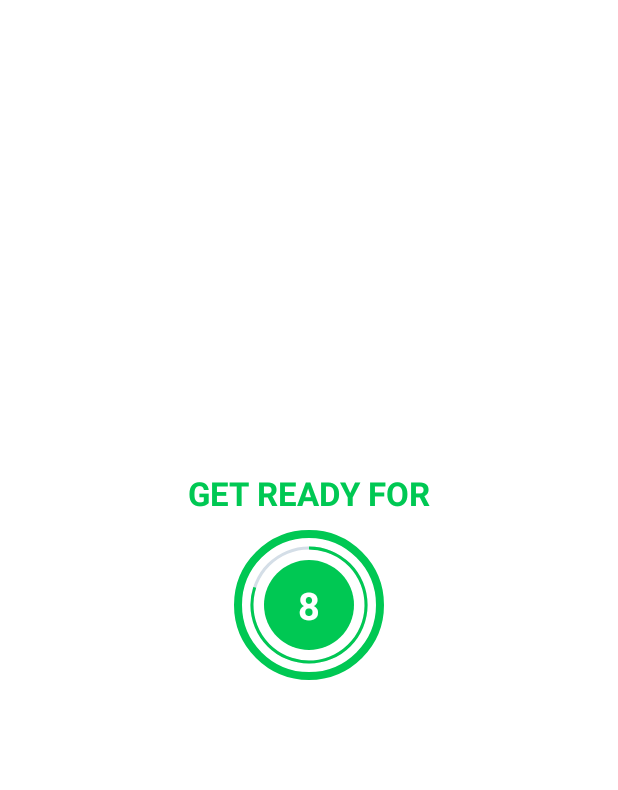
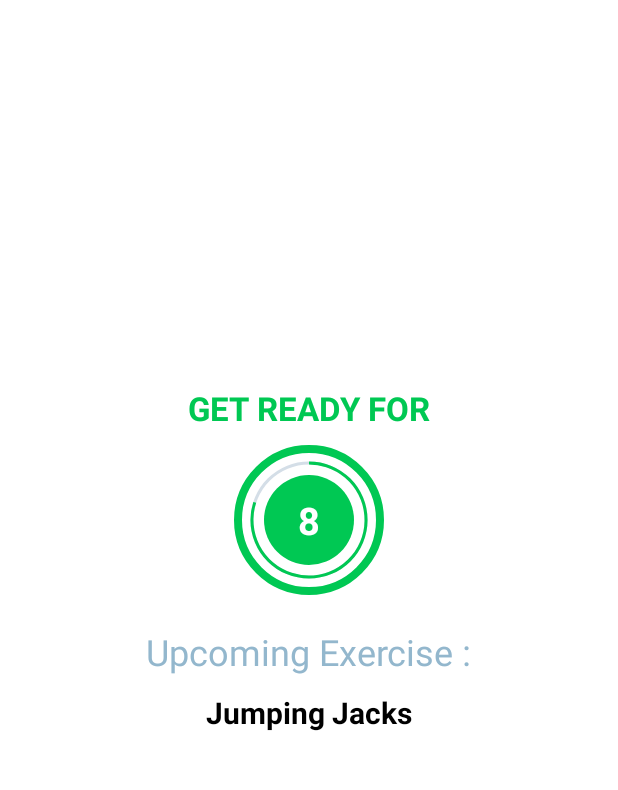
Before and after one commit to Siddharth-sing/Healthy-Ways, an Android app: the ExerciseActivity screen opened directly, with no data from a screen before it, on a phone screen of 412 x 824 dp, the part 84-874 px from its top. Run offline under Robolectric (Android 15) with nearby library versions, the light colour scheme and no system bars.

Commit message:
Adding the upcoming exercise in the RestView

```diff
--- a/app/src/main/java/com/siddharthsinghbaghel/healthyways/ExerciseActivity.kt
+++ b/app/src/main/java/com/siddharthsinghbaghel/healthyways/ExerciseActivity.kt
@@ -10,99 +10,163 @@ import kotlinx.android.synthetic.main.activity_exercise.*
 class ExerciseActivity : AppCompatActivity() {
 
     private var restTimer: CountDownTimer? = null
+    private var restProgress = 0
+
     private var exerciseTimer: CountDownTimer? = null
-    private var restProgress = 0
     private var exerciseProgress = 0
 
     private var exerciseList: ArrayList<ExerciseModel>? = null
     private var currentExercisePosition = -1
 
-
     override fun onCreate(savedInstanceState: Bundle?) {
         super.onCreate(savedInstanceState)
         setContentView(R.layout.activity_exercise)
+
         setSupportActionBar(toolbar_exercise_activity)
-
-        val actionBar = supportActionBar
-        if(actionBar != null) {
-            actionBar.setDisplayHomeAsUpEnabled(true)
-        }
+        supportActionBar?.setDisplayHomeAsUpEnabled(true)
         toolbar_exercise_activity.setNavigationOnClickListener {
             onBackPressed()
         }
 
-        setUpRestView()
-
         exerciseList = Constants.defaultExerciseList()
 
+        setupRestView()
     }
 
-    override fun onDestroy() {
-        if(restTimer != null)
-        {
+    /**
+     * Here is Destroy function we will reset the rest timer to initial if it is running.
+     */
+    public override fun onDestroy() {
+        if (restTimer != null) {
             restTimer!!.cancel()
             restProgress = 0
         }
 
+        if (exerciseTimer != null) {
+            exerciseTimer!!.cancel()
+            exerciseProgress = 0
+        }
         super.onDestroy()
     }
 
-  private fun setRestProgressBar(){
-      progressBar.progress = restProgress
-      restTimer = object: CountDownTimer(10000,1000){
-          override fun onTick(millisUntilFinished: Long) {
-              restProgress++
-              progressBar.progress = 10 - restProgress
-              tvTimer.text = (10 - restProgress).toString()
-          }
+    /**
+     * Function is used to set the timer for REST.
+     */
+    private fun setupRestView() {
 
-          override fun onFinish() {
-              Toast.makeText(this@ExerciseActivity, "Let's start exercising", Toast.LENGTH_SHORT).show()
+        // Here according to the view make it visible as this is Rest View so rest view is visible and exercise view is not.
+        llRestView.visibility = View.VISIBLE
+        llExerciseView.visibility = View.GONE
 
-              llRestView.visibility = View.GONE
-              setUpExerciseView()
-
-          }
-      }.start()
-  }
-
-    private fun setUpRestView(){
-        if(restTimer != null)
-        {
+        /**
+         * Here firstly we will check if the timer is running the and it is not null then cancel the running timer and start the new one.
+         * And set the progress to initial which is 0.
+         */
+        if (restTimer != null) {
             restTimer!!.cancel()
             restProgress = 0
         }
-      setRestProgressBar()
+
+        // TODO (Step 2 - Setting the upcoming exercise name in the UI element.)
+        // START
+        // Here we have set the upcoming exercise name to the text view
+        // Here as the current position is -1 by default so to selected from the list it should be 0 so we have increased it by +1.
+
+        // END
+
+        // This function is used to set the progress details.
+
+        tvUpCExerciseName.text = exerciseList!![currentExercisePosition + 1].getName()
+
+        setRestProgressBar()
+
+
     }
 
-    private fun setExerciseProgressBar(){
-        exerciseProgressBar.progress = exerciseProgress
-        exerciseTimer = object: CountDownTimer(30000,1000){
+    /**
+     * Function is used to set the progress of timer using the progress
+     */
+    private fun setRestProgressBar() {
 
+        progressBar.progress = restProgress // Sets the current progress to the specified value.
+
+        /**
+         * @param millisInFuture The number of millis in the future from the call
+         *   to {#start()} until the countdown is done and {#onFinish()}
+         *   is called.
+         * @param countDownInterval The interval along the way to receive
+         *   {#onTick(long)} callbacks.
+         */
+        // Here we have started a timer of 10 seconds so the 10000 is milliseconds is 10 seconds and the countdown interval is 1 second so it 1000.
+        restTimer = object : CountDownTimer(10000, 1000) {
+            override fun onTick(millisUntilFinished: Long) {
+                restProgress++ // It is increased to ascending order
+                progressBar.progress = 10 - restProgress // Indicates progress bar progress
+                tvTimer.text =
+                        (10 - restProgress).toString()  // Current progress is set to text view in terms of seconds.
+            }
+
+            override fun onFinish() {
+                currentExercisePosition++
+
+                setupExerciseView()
+            }
+        }.start()
+    }
+
+    /**
+     * Function is used to set the progress of timer using the progress for Exercise View.
+     */
+    private fun setupExerciseView() {
+
+        // Here according to the view make it visible as this is Exercise View so exercise view is visible and rest view is not.
+        llRestView.visibility = View.GONE
+        llExerciseView.visibility = View.VISIBLE
+
+        /**
+         * Here firstly we will check if the timer is running the and it is not null then cancel the running timer and start the new one.
+         * And set the progress to initial which is 0.
+         */
+        if (exerciseTimer != null) {
+            exerciseTimer!!.cancel()
+            exerciseProgress = 0
+        }
+
+        /**
+         * Here current exercise name and image is set to exercise view.
+         */
+        ivImage_Exercise.setImageResource(exerciseList!![currentExercisePosition].getImage())
+        tvExerciseName.text = exerciseList!![currentExercisePosition].getName()
+
+        setExerciseProgressBar()
+    }
+
+    /**
+     * Function is used to set the progress of timer using the progress for Exercise View for 30 Seconds
+     */
+    private fun setExerciseProgressBar() {
+
+        progressBar.progress = exerciseProgress
+
+        exerciseTimer = object : CountDownTimer(30000, 1000) {
             override fun onTick(millisUntilFinished: Long) {
                 exerciseProgress++
-                exerciseProgressBar.progress = 30 - exerciseProgress
-                println(exerciseProgressBar.progress)
+                progressBar.progress = 30 - exerciseProgress
                 tvExerciseTimer.text = (30 - exerciseProgress).toString()
             }
 
             override fun onFinish() {
-                Toast.makeText(this@ExerciseActivity, "Exercising end", Toast.LENGTH_SHORT).show()
+                if (currentExercisePosition < 11) {
+                    setupRestView()
+                } else {
 
+                    Toast.makeText(
+                            this@ExerciseActivity,
+                            "Congratulations! You have completed the 7 minutes workout.",
+                            Toast.LENGTH_SHORT
+                    ).show()
+                }
             }
         }.start()
     }
-
-    private fun setUpExerciseView(){
-        if(exerciseTimer != null)
-        {
-            exerciseTimer!!.cancel()
-            exerciseProgress = 0
-        }
-        llExerciseView.visibility = View.VISIBLE
-        setExerciseProgressBar()
-
-
-
-    }
 }
--- a/app/src/main/res/layout/activity_exercise.xml
+++ b/app/src/main/res/layout/activity_exercise.xml
@@ -69,6 +69,31 @@
                     tools:text="10" />
             </LinearLayout>
         </FrameLayout>
+
+        <TextView
+            android:id="@+id/tvUpcoming"
+            android:layout_width="wrap_content"
+            android:layout_height="wrap_content"
+            android:text="@string/upcoming_exercise"
+            android:textSize="24sp"
+            android:textColor="@color/grey_blue"
+            android:contentDescription="@string/upcoming_exercise"
+            android:padding="5dp"
+            android:layout_marginTop="16dp"
+            />
+        <TextView
+            android:id="@+id/tvUpCExerciseName"
+            android:layout_width="wrap_content"
+            android:layout_height="wrap_content"
+            tools:text="@string/exercise_name"
+            android:textStyle="bold"
+            android:textSize="20sp"
+            android:textColor="@color/black"
+            android:contentDescription="@string/upcoming_exercise"
+            android:padding="5dp"
+            android:layout_marginBottom="16dp"
+
+            />
     </LinearLayout>
 
     <LinearLayout
@@ -80,7 +105,18 @@
         android:orientation="vertical"
         android:visibility="gone">
 
+       <ImageView
+           android:id="@+id/ivImage_Exercise"
+           android:layout_width="match_parent"
+           android:layout_height="0dp"
+           android:scaleType="fitXY"
+           android:layout_weight="1"
+           android:contentDescription="@string/image"
+           android:src="@drawable/ic_jumping_jacks"
+           />
+
         <TextView
+            android:id="@+id/tvExerciseName"
             android:layout_width="wrap_content"
             android:layout_height="wrap_content"
             android:text="Exercise Name"
@@ -92,6 +128,7 @@
             android:layout_width="100dp"
             android:layout_height="100dp"
             android:layout_marginTop="10dp"
+            android:layout_marginBottom="16dp"
             android:background="@drawable/item_circular_color_accent_border">
 
             <ProgressBar
@@ -124,6 +161,9 @@
                     tools:text="30" />
             </LinearLayout>
         </FrameLayout>
+
+
+
     </LinearLayout>
 
 </RelativeLayout>
--- a/app/src/main/res/values/colors.xml
+++ b/app/src/main/res/values/colors.xml
@@ -11,5 +11,6 @@
     <color name="toolbar_color_control_normal">#000000</color>
     <color name="colorAccent">#00C853</color>
     <color name="grey">#D4DEE7</color>
+    <color name="grey_blue">#93B7CD</color>
 
 </resources>
--- a/app/src/main/res/values/strings.xml
+++ b/app/src/main/res/values/strings.xml
@@ -1,5 +1,7 @@
 <resources>
     <string name="app_name">Healthy Ways</string>
     <string name="start">START</string>
-    <string name="image">image</string>
+    <string name="image">Exercise Image</string>
+    <string name="upcoming_exercise">Upcoming Exercise :</string>
+    <string name="exercise_name">Exercise Name</string>
 </resources>
```
